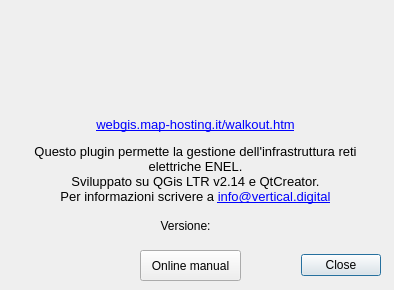
Verticalsrl/plugin_FTTH, file ProgettoFTTH_return/progetto_ftth_help_dockwidget_base.ui: the form before one commit.
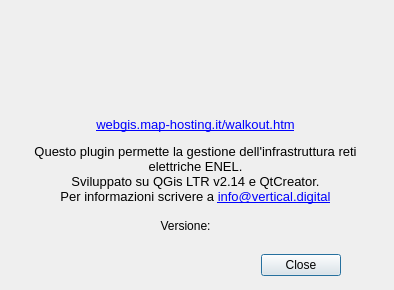
The form after the commit. Icons and pictures are not drawn.

Commit message: tolto pulsante online manual da mschera help; abbozzati calcoli primaria

```diff
--- a/ProgettoFTTH_return/progetto_ftth_help_dockwidget_base.ui
+++ b/ProgettoFTTH_return/progetto_ftth_help_dockwidget_base.ui
@@ -16,7 +16,7 @@
   <widget class="QDialogButtonBox" name="button_box">
    <property name="geometry">
     <rect>
-     <x>300</x>
+     <x>260</x>
      <y>250</y>
      <width>81</width>
      <height>31</height>
@@ -111,19 +111,6 @@
     <set>Qt::TextBrowserInteraction</set>
    </property>
   </widget>
-  <widget class="QPushButton" name="help_btn">
-   <property name="geometry">
-    <rect>
-     <x>140</x>
-     <y>250</y>
-     <width>101</width>
-     <height>31</height>
-    </rect>
-   </property>
-   <property name="text">
-    <string>Online manual</string>
-   </property>
-  </widget>
   <zorder>layoutWidget</zorder>
   <zorder>button_box</zorder>
   <zorder>label</zorder>
```
Left out of the diff: 1 changed line with no effect on the pictures. The commit also changes 6 other files.
